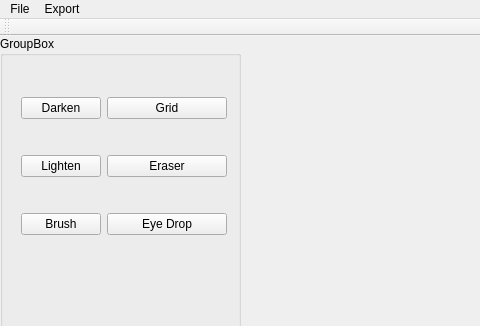
First picture: the form in mainwindow.ui, repository mre11/sprite-editor, before the edit; both pictures show x 0 to 480 and y 0 to 326 of the 1268 by 706 pixel window.
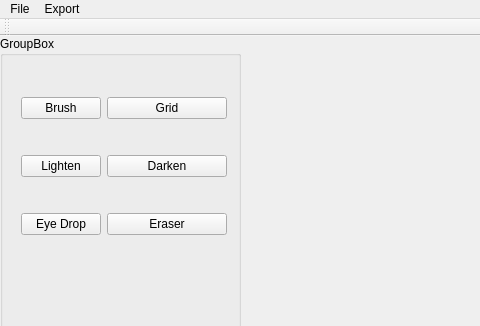
Second picture: the form after the edit. Custom widgets are drawn as their Qt base class.

Commit message: Finished toolBrushClicked so we can change tools (and test the model)

Patch:
```diff
--- a/mainwindow.ui
+++ b/mainwindow.ui
@@ -36,8 +36,25 @@
       </rect>
      </property>
      <layout class="QGridLayout" name="gridLayout">
-      <item row="2" column="0">
-       <widget class="QPushButton" name="pushButton_5">
+      <item row="0" column="1">
+       <widget class="QPushButton" name="gridButton">
+        <property name="text">
+         <string>Grid</string>
+        </property>
+        <property name="autoDefault">
+         <bool>false</bool>
+        </property>
+       </widget>
+      </item>
+      <item row="1" column="0">
+       <widget class="QPushButton" name="lightenButton">
+        <property name="text">
+         <string>Lighten</string>
+        </property>
+       </widget>
+      </item>
+      <item row="0" column="0">
+       <widget class="QPushButton" name="brushButton">
         <property name="sizePolicy">
          <sizepolicy hsizetype="Maximum" vsizetype="Maximum">
           <horstretch>0</horstretch>
@@ -49,41 +66,24 @@
         </property>
        </widget>
       </item>
-      <item row="2" column="1">
-       <widget class="QPushButton" name="pushButton_6">
+      <item row="2" column="0">
+       <widget class="QPushButton" name="eyeDropButton">
         <property name="text">
          <string>Eye Drop</string>
         </property>
        </widget>
       </item>
-      <item row="1" column="0">
-       <widget class="QPushButton" name="pushButton_3">
-        <property name="text">
-         <string>Lighten</string>
-        </property>
-       </widget>
-      </item>
-      <item row="0" column="0">
-       <widget class="QPushButton" name="pushButton_2">
-        <property name="text">
-         <string>Darken</string>
-        </property>
-       </widget>
-      </item>
-      <item row="1" column="1">
-       <widget class="QPushButton" name="pushButton_4">
+      <item row="2" column="1">
+       <widget class="QPushButton" name="eraserButton">
         <property name="text">
          <string>Eraser</string>
         </property>
        </widget>
       </item>
-      <item row="0" column="1">
-       <widget class="QPushButton" name="pushButton_1">
+      <item row="1" column="1">
+       <widget class="QPushButton" name="darkenButton">
         <property name="text">
-         <string>Grid</string>
-        </property>
-        <property name="autoDefault">
-         <bool>false</bool>
+         <string>Darken</string>
         </property>
        </widget>
       </item>
```
The commit also changes 2 other files.
